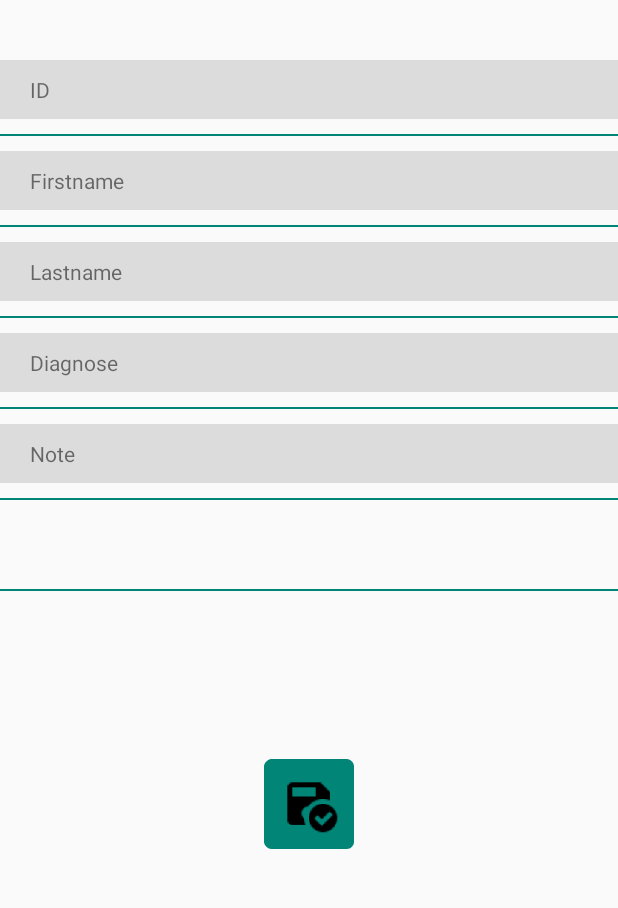
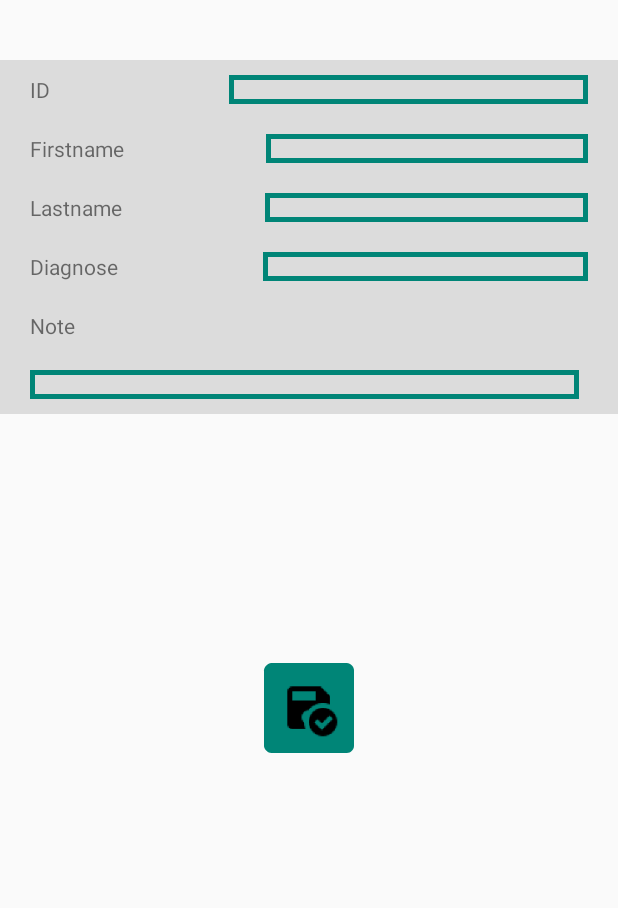
Before and after one commit to TomasikS/Spirometer, an Android app: the Settings screen opened directly, with no data from a screen before it, on a phone screen of 412 x 824 dp, the part 173-1081 px from its top. Run offline under Robolectric (Android 15) with nearby library versions, the phone set to English and light mode, and no system bars.

Commit message:
added new functions

```diff
--- /dev/null
+++ b/Kostra/app/src/main/res/drawable/border.xml
@@ -0,0 +1,6 @@
+<?xml version="1.0" encoding="utf-8"?>
+<shape xmlns:android="http://schemas.android.com/apk/res/android"
+    android:shape="rectangle">
+    <!--Border width and color-->
+    <stroke android:width="5px" android:color="@color/colorPrimary" />
+</shape>
--- a/Kostra/app/src/main/res/layout/stack.xml
+++ b/Kostra/app/src/main/res/layout/stack.xml
@@ -75,6 +75,7 @@
                 android:layout_weight="1"
                 android:ems="10"
                 android:text=" "
+                android:background="@drawable/border"
                 android:layout_marginLeft="20dp"
                 android:layout_marginRight="20dp" />
 
@@ -169,16 +170,16 @@
         <!--</LinearLayout>-->
 
 
-        <View
-            android:id="@+id/Line"
-            android:layout_width="fill_parent"
-            android:layout_height="1dp"
-            android:layout_marginTop="10dp"
-            android:layout_marginBottom="10dp"
-            android:background="@color/colorPrimary">
+        <!--<View-->
+        <!--android:id="@+id/Line"-->
+        <!--android:layout_width="fill_parent"-->
+        <!--android:layout_height="1dp"-->
+        <!--android:layout_marginTop="10dp"-->
+        <!--android:layout_marginBottom="10dp"-->
+        <!--android:background="@color/colorPrimary">-->
 
 
-        </View>
+        <!--</View>-->
 
         <LinearLayout
             android:id="@+id/dynamic0"
@@ -209,21 +210,22 @@
                 android:layout_marginBottom="10dp"
                 android:layout_weight="1"
                 android:ems="10"
+                android:background="@drawable/border"
                 android:text=" " />
 
         </LinearLayout>
 
 
-        <View
-            android:id="@+id/LineN"
-            android:layout_width="fill_parent"
-            android:layout_height="1dp"
-            android:layout_marginTop="10dp"
-            android:layout_marginBottom="10dp"
-            android:background="@color/colorPrimary">
+        <!--<View-->
+        <!--android:id="@+id/LineN"-->
+        <!--android:layout_width="fill_parent"-->
+        <!--android:layout_height="1dp"-->
+        <!--android:layout_marginTop="10dp"-->
+        <!--android:layout_marginBottom="10dp"-->
+        <!--android:background="@color/colorPrimary">-->
 
 
-        </View>
+        <!--</View>-->
 
 
         <LinearLayout
@@ -255,20 +257,21 @@
                 android:layout_marginBottom="10dp"
                 android:layout_weight="1"
                 android:ems="10"
+                android:background="@drawable/border"
                 android:text=" " />
 
         </LinearLayout>
 
-        <View
-            android:layout_width="fill_parent"
-            android:layout_height="1dp"
-            android:id="@+id/Line3"
-            android:layout_marginTop="10dp"
-            android:layout_marginBottom="10dp"
-            android:background="@color/colorPrimary">
+        <!--<View-->
+        <!--android:layout_width="fill_parent"-->
+        <!--android:layout_height="1dp"-->
+        <!--android:id="@+id/Line3"-->
+        <!--android:layout_marginTop="10dp"-->
+        <!--android:layout_marginBottom="10dp"-->
+        <!--android:background="@color/colorPrimary">-->
 
 
-        </View>
+        <!--</View>-->
 
         <LinearLayout
             android:id="@+id/dynamic4"
@@ -299,20 +302,21 @@
                 android:layout_weight="1"
                 android:ems="10"
                 android:text=" "
+                android:background="@drawable/border"
                 android:layout_marginLeft="20dp"
                 android:layout_marginRight="20dp" />
 
         </LinearLayout>
 
-        <View
-            android:layout_width="fill_parent"
-            android:layout_height="1dp"
-            android:id="@+id/Line5"
-            android:layout_marginTop="10dp"
-            android:layout_marginBottom="10dp"
-            android:background="@color/colorPrimary">
+        <!--<View-->
+        <!--android:layout_width="fill_parent"-->
+        <!--android:layout_height="1dp"-->
+        <!--android:id="@+id/Line5"-->
+        <!--android:layout_marginTop="10dp"-->
+        <!--android:layout_marginBottom="10dp"-->
+        <!--android:background="@color/colorPrimary">-->
 
-        </View>
+        <!--</View>-->
 
 
         <LinearLayout
@@ -337,42 +341,44 @@
         </LinearLayout>
 
 
-        <View
-            android:layout_width="fill_parent"
-            android:layout_height="1dp"
-            android:id="@+id/Line6"
-            android:layout_marginTop="10dp"
-            android:layout_marginBottom="10dp"
-            android:background="@color/colorPrimary">
+        <!--<View-->
+        <!--android:layout_width="fill_parent"-->
+        <!--android:layout_height="1dp"-->
+        <!--android:id="@+id/Line6"-->
+        <!--android:layout_marginTop="10dp"-->
+        <!--android:layout_marginBottom="10dp"-->
+        <!--android:background="@color/colorPrimary">-->
 
-        </View>
+        <!--</View>-->
 
         <LinearLayout
             android:layout_width="match_parent"
             android:layout_height="match_parent"
-            android:orientation="vertical">
+            android:orientation="vertical"
+            android:background="@color/ram">
 
             <TextView
                 android:id="@+id/editTextNote"
-                android:layout_width="wrap_content"
-                android:layout_height="match_parent"
+                android:layout_width="366dp"
+                android:layout_height="wrap_content"
                 android:layout_marginLeft="20dp"
                 android:layout_marginTop="10dp"
                 android:layout_marginRight="20dp"
                 android:layout_marginBottom="10dp"
                 android:layout_weight="1"
+                android:background="@drawable/border"
                 android:ems="10"
                 android:text="  " />
 
-            <View
-                android:layout_width="fill_parent"
-                android:layout_height="1dp"
-                android:id="@+id/Line7"
-                android:layout_marginTop="10dp"
-                android:layout_marginBottom="10dp"
-                android:background="@color/colorPrimary">
+            <!--<View-->
+            <!--android:layout_width="fill_parent"-->
+            <!--android:layout_height="1dp"-->
+            <!--android:id="@+id/Line7"-->
+            <!--android:layout_marginTop="10dp"-->
+            <!--android:layout_marginBottom="10dp"-->
+            <!--android:background="@color/colorPrimary">-->
 
-            </View>
+            <!--</View>-->
 
         </LinearLayout>
 
```
Also changed, not shown: Kostra/app/src/main/java/com/example/kostra/DbHandler.java (+35 -41 lines), Kostra/app/src/main/java/com/example/kostra/DetailsActivity.java (+6 -12 lines), Kostra/app/src/main/java/com/example/kostra/Settings.java (+31 -10 lines), Kostra/app/src/main/java/com/example/kostra/history.java (+49 -6 lines).
